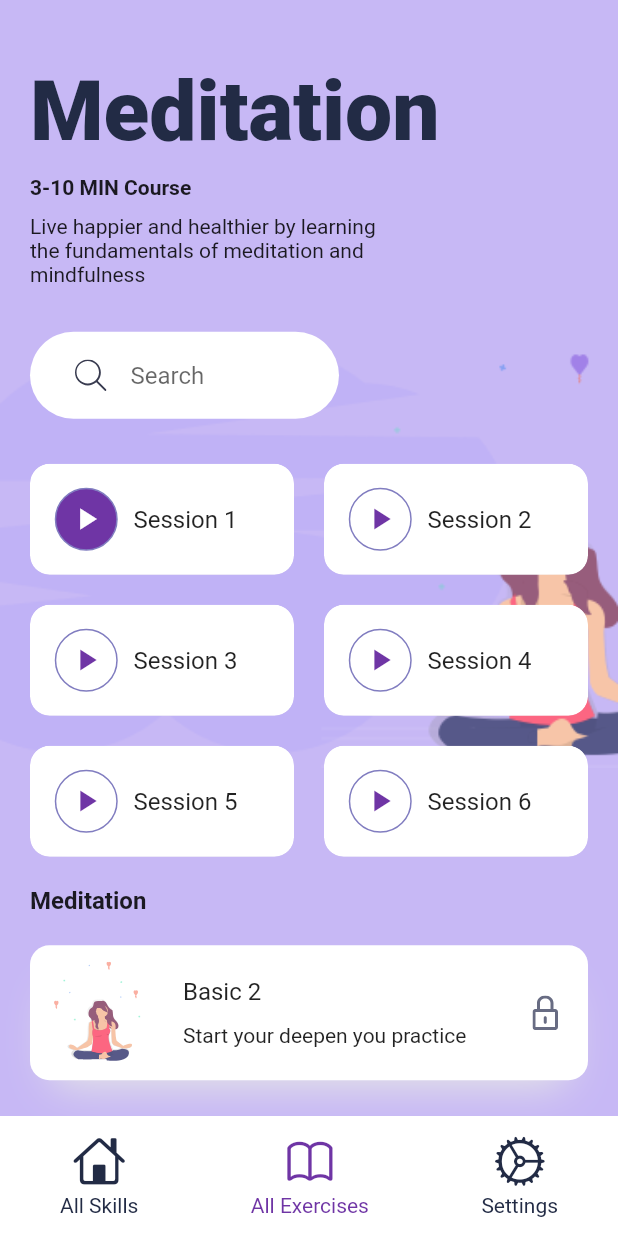
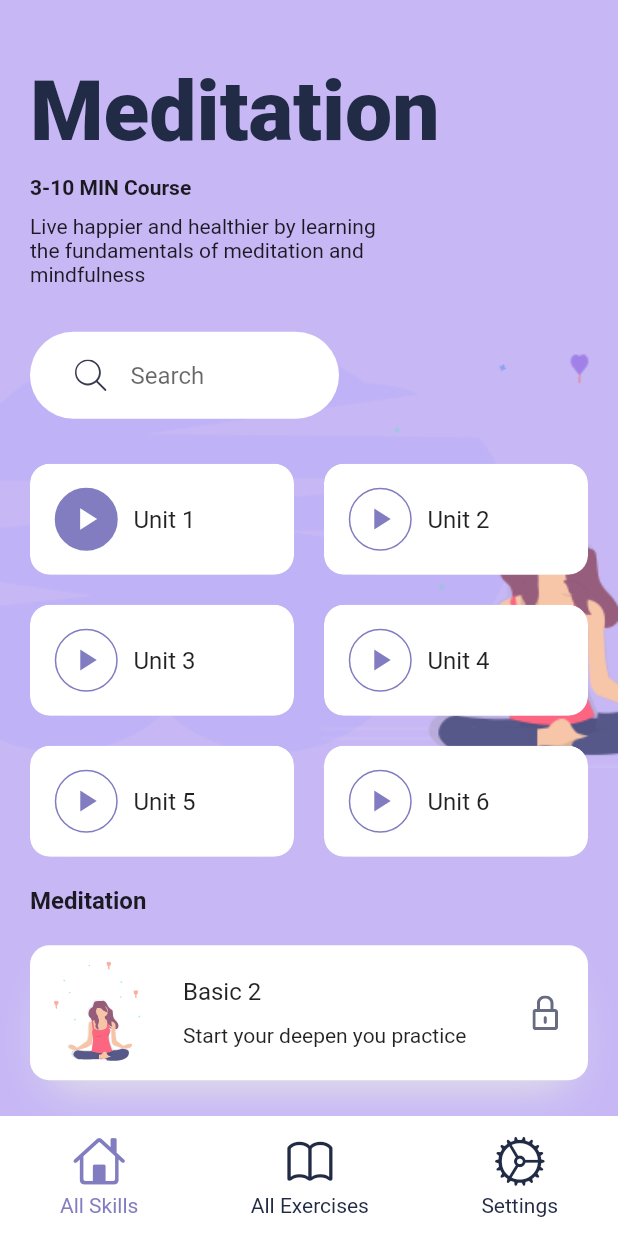
Before and after one commit to alinh99/engforit_flutter_project, a Flutter app: the DetailsScreen screen opened by its route, on a phone screen of 412 x 824 dp. Run offline on Flutter 3.47's test engine with Material 2 defaults, Android fonts, the phone set to English and light mode, and no system bars; our stand-ins replace firebase_auth, firebase_core, flutter_svg, modal_progress_hud; accounts and stored records are empty.

Commit message:
updated icon in home detail screen

```diff
--- a/lib/components/bottom_nav_bar.dart
+++ b/lib/components/bottom_nav_bar.dart
@@ -16,11 +16,11 @@ class BottomNavBar extends StatelessWidget {
           BottomNavItem(
             title: "All Skills",
             icon: CupertinoIcons.home,
+            isActive: true,
           ),
           BottomNavItem(
             title: "All Exercises",
             icon: CupertinoIcons.book,
-            isActive: true,
           ),
           BottomNavItem(
             title: "Settings",
@@ -55,11 +55,11 @@ class BottomNavItem extends StatelessWidget {
           Icon(
             icon,
             size: 35.0,
-            color: isActive ? kPrimaryColor : kTextColor,
+            color: isActive ? kBlueColor : kTextColor,
           ),
           Text(
             title,
-            style: TextStyle(color: isActive ? kPrimaryColor : kTextColor),
+            style: TextStyle(color: isActive ? kBlueColor : kTextColor),
           ),
         ],
       ),
--- a/lib/components/seassion_card.dart
+++ b/lib/components/seassion_card.dart
@@ -44,18 +44,18 @@ class SeassionCard extends StatelessWidget {
                       height: 42,
                       width: 43,
                       decoration: BoxDecoration(
-                        color: isDone ? kPrimaryColor : Colors.white,
+                        color: isDone ? kBlueColor : Colors.white,
                         shape: BoxShape.circle,
                         border: Border.all(color: kBlueColor),
                       ),
                       child: Icon(
                         Icons.play_arrow,
-                        color: isDone ? Colors.white : kPrimaryColor,
+                        color: isDone ? Colors.white : kBlueColor,
                       ),
                     ),
                     SizedBox(width: 10),
                     Text(
-                      "Session $seassionNum",
+                      "Unit $seassionNum",
                       style: Theme.of(context).textTheme.subtitle1,
                     )
                   ],
```
